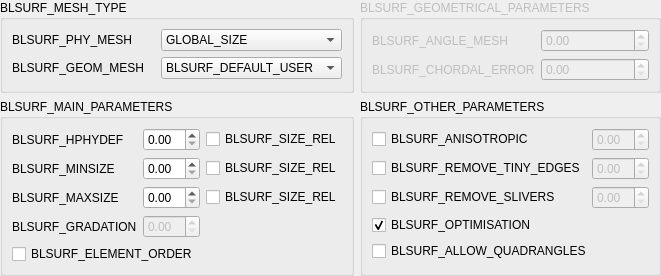
First picture: the form in src/GUI/BLSURFPluginGUI_StdWidget_QTD.ui, repository SalomePlatform/blsurfplugin, before the edit.
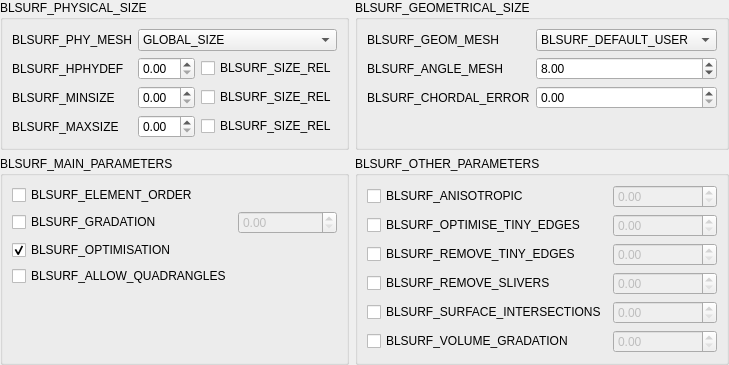
Second picture: the form after the edit. Custom widgets are drawn as their Qt base class.

Commit message: 23307: [EDF 7315] Improvement of DISTENE meshing plugins

Diff of the .ui file:
```diff
--- a/src/GUI/BLSURFPluginGUI_StdWidget_QTD.ui
+++ b/src/GUI/BLSURFPluginGUI_StdWidget_QTD.ui
@@ -7,8 +7,8 @@
    <rect>
     <x>0</x>
     <y>0</y>
-    <width>588</width>
-    <height>244</height>
+    <width>667</width>
+    <height>342</height>
    </rect>
   </property>
   <layout class="QGridLayout" name="gridLayout_5">
@@ -18,9 +18,9 @@
    <item row="0" column="0">
     <widget class="QGroupBox" name="groupBox">
      <property name="title">
-      <string>BLSURF_MESH_TYPE</string>
+      <string>BLSURF_PHYSICAL_SIZE</string>
      </property>
-     <layout class="QGridLayout" name="gridLayout">
+     <layout class="QGridLayout" name="gridLayout_4">
       <item row="0" column="0">
        <widget class="QLabel" name="label">
         <property name="text">
@@ -28,7 +28,7 @@
         </property>
        </widget>
       </item>
-      <item row="0" column="1">
+      <item row="0" column="1" colspan="2">
        <widget class="QComboBox" name="myPhysicalMesh">
         <property name="toolTip">
          <string>BLSURF_PHY_MESH_TOOLTIP</string>
@@ -54,17 +54,112 @@
        </widget>
       </item>
       <item row="1" column="0">
+       <widget class="QLabel" name="label_3">
+        <property name="toolTip">
+         <string>BLSURF_HPHYDEF_TOOLTIP</string>
+        </property>
+        <property name="text">
+         <string>BLSURF_HPHYDEF</string>
+        </property>
+       </widget>
+      </item>
+      <item row="1" column="1">
+       <widget class="SMESHGUI_SpinBox" name="myPhySize"/>
+      </item>
+      <item row="1" column="2">
+       <widget class="QCheckBox" name="myPhySizeRel">
+        <property name="toolTip">
+         <string>BLSURF_SIZE_REL_TOOLTIP</string>
+        </property>
+        <property name="text">
+         <string>BLSURF_SIZE_REL</string>
+        </property>
+       </widget>
+      </item>
+      <item row="2" column="0">
+       <widget class="QLabel" name="label_4">
+        <property name="text">
+         <string>BLSURF_MINSIZE</string>
+        </property>
+       </widget>
+      </item>
+      <item row="2" column="1">
+       <widget class="SMESHGUI_SpinBox" name="myMinSize"/>
+      </item>
+      <item row="2" column="2">
+       <widget class="QCheckBox" name="myMinSizeRel">
+        <property name="toolTip">
+         <string>BLSURF_SIZE_REL_TOOLTIP</string>
+        </property>
+        <property name="text">
+         <string>BLSURF_SIZE_REL</string>
+        </property>
+       </widget>
+      </item>
+      <item row="3" column="0">
+       <widget class="QLabel" name="label_5">
+        <property name="text">
+         <string>BLSURF_MAXSIZE</string>
+        </property>
+       </widget>
+      </item>
+      <item row="3" column="1">
+       <widget class="SMESHGUI_SpinBox" name="myMaxSize">
+        <property name="singleStep">
+         <double>10.000000000000000</double>
+        </property>
+       </widget>
+      </item>
+      <item row="3" column="2">
+       <widget class="QCheckBox" name="myMaxSizeRel">
+        <property name="toolTip">
+         <string>BLSURF_SIZE_REL_TOOLTIP</string>
+        </property>
+        <property name="text">
+         <string>BLSURF_SIZE_REL</string>
+        </property>
+       </widget>
+      </item>
+      <item row="4" column="1">
+       <spacer name="verticalSpacer_4">
+        <property name="orientation">
+         <enum>Qt::Vertical</enum>
+        </property>
+        <property name="sizeHint" stdset="0">
+         <size>
+          <width>20</width>
+          <height>4</height>
+         </size>
+        </property>
+       </spacer>
+      </item>
+     </layout>
+    </widget>
+   </item>
+   <item row="0" column="1">
+    <widget class="QGroupBox" name="GeomParamsGroupBox">
+     <property name="enabled">
+      <bool>true</bool>
+     </property>
+     <property name="title">
+      <string>BLSURF_GEOMETRICAL_SIZE</string>
+     </property>
+     <layout class="QGridLayout" name="gridLayout">
+      <item row="0" column="0" colspan="2">
        <widget class="QLabel" name="label_2">
         <property name="text">
          <string>BLSURF_GEOM_MESH</string>
         </property>
        </widget>
       </item>
-      <item row="1" column="1">
+      <item row="0" column="2">
        <widget class="QComboBox" name="myGeometricMesh">
         <property name="toolTip">
          <string>BLSURF_GEOM_MESH_TOOLTIP</string>
         </property>
+        <property name="currentText">
+         <string>GLOBAL_SIZE</string>
+        </property>
         <item>
          <property name="text">
           <string>BLSURF_DEFAULT_USER</string>
@@ -77,25 +172,7 @@
         </item>
        </widget>
       </item>
-     </layout>
-    </widget>
-   </item>
-   <item row="0" column="1">
-    <widget class="QGroupBox" name="GeomParamsGroupBox">
-     <property name="enabled">
-      <bool>false</bool>
-     </property>
-     <property name="title">
-      <string>BLSURF_GEOMETRICAL_PARAMETERS</string>
-     </property>
-     <layout class="QGridLayout" name="gridLayout_4">
-      <item row="0" column="1">
-       <widget class="SMESHGUI_SpinBox" name="myAngleMesh"/>
-      </item>
-      <item row="1" column="1">
-       <widget class="SMESHGUI_SpinBox" name="myChordalError"/>
-      </item>
-      <item row="0" column="0">
+      <item row="1" column="0" colspan="2">
        <widget class="QLabel" name="label_6">
         <property name="toolTip">
          <string>BLSURF_ANGLE_MESH_TOOLTIP</string>
@@ -105,7 +182,17 @@
         </property>
        </widget>
       </item>
-      <item row="1" column="0">
+      <item row="1" column="2">
+       <widget class="SMESHGUI_SpinBox" name="myAngleMesh">
+        <property name="enabled">
+         <bool>true</bool>
+        </property>
+        <property name="value">
+         <double>8.000000000000000</double>
+        </property>
+       </widget>
+      </item>
+      <item row="2" column="0" rowspan="2" colspan="2">
        <widget class="QLabel" name="label_8">
         <property name="toolTip">
          <string>BLSURF_CHORDAL_TOOLTIP</string>
@@ -115,6 +202,35 @@
         </property>
        </widget>
       </item>
+      <item row="2" column="2" rowspan="2">
+       <widget class="SMESHGUI_SpinBox" name="myChordalError"/>
+      </item>
+      <item row="3" column="1" rowspan="2">
+       <spacer name="verticalSpacer">
+        <property name="orientation">
+         <enum>Qt::Vertical</enum>
+        </property>
+        <property name="sizeHint" stdset="0">
+         <size>
+          <width>20</width>
+          <height>36</height>
+         </size>
+        </property>
+       </spacer>
+      </item>
+      <item row="4" column="2">
+       <spacer name="verticalSpacer_2">
+        <property name="orientation">
+         <enum>Qt::Vertical</enum>
+        </property>
+        <property name="sizeHint" stdset="0">
+         <size>
+          <width>20</width>
+          <height>23</height>
+         </size>
+        </property>
+       </spacer>
+      </item>
      </layout>
     </widget>
    </item>
@@ -123,98 +239,67 @@
      <property name="title">
       <string>BLSURF_MAIN_PARAMETERS</string>
      </property>
-     <layout class="QGridLayout" name="gridLayout_2">
-      <item row="0" column="0">
-       <widget class="QLabel" name="label_3">
-        <property name="toolTip">
-         <string>BLSURF_HPHYDEF_TOOLTIP</string>
-        </property>
-        <property name="text">
-         <string>BLSURF_HPHYDEF</string>
-        </property>
-       </widget>
-      </item>
-      <item row="0" column="1">
-       <widget class="SMESHGUI_SpinBox" name="myPhySize"/>
-      </item>
-      <item row="0" column="2">
-       <widget class="QCheckBox" name="myPhySizeRel">
-        <property name="toolTip">
-         <string>BLSURF_SIZE_REL_TOOLTIP</string>
-        </property>
-        <property name="text">
-         <string>BLSURF_SIZE_REL</string>
-        </property>
-       </widget>
-      </item>
-      <item row="1" column="1">
-       <widget class="SMESHGUI_SpinBox" name="myMinSize"/>
-      </item>
-      <item row="1" column="2">
-       <widget class="QCheckBox" name="myMinSizeRel">
-        <property name="toolTip">
-         <string>BLSURF_SIZE_REL_TOOLTIP</string>
-        </property>
-        <property name="text">
-         <string>BLSURF_SIZE_REL</string>
-        </property>
-       </widget>
-      </item>
-      <item row="2" column="1">
-       <widget class="SMESHGUI_SpinBox" name="myMaxSize">
-        <property name="singleStep">
-         <double>10.000000000000000</double>
-        </property>
-       </widget>
-      </item>
-      <item row="2" column="2">
-       <widget class="QCheckBox" name="myMaxSizeRel">
-        <property name="toolTip">
-         <string>BLSURF_SIZE_REL_TOOLTIP</string>
-        </property>
-        <property name="text">
-         <string>BLSURF_SIZE_REL</string>
-        </property>
-       </widget>
-      </item>
-      <item row="3" column="0">
-       <widget class="QLabel" name="label_7">
-        <property name="toolTip">
-         <string>BLSURF_GRADATION_TOOLTIP</string>
-        </property>
-        <property name="text">
-         <string>BLSURF_GRADATION</string>
-        </property>
-       </widget>
-      </item>
-      <item row="3" column="1">
-       <widget class="SMESHGUI_SpinBox" name="myGradation">
-        <property name="enabled">
-         <bool>false</bool>
-        </property>
-       </widget>
-      </item>
-      <item row="1" column="0">
-       <widget class="QLabel" name="label_4">
-        <property name="text">
-         <string>BLSURF_MINSIZE</string>
-        </property>
-       </widget>
-      </item>
+     <layout class="QGridLayout" name="gridLayout_3">
       <item row="2" column="0">
-       <widget class="QLabel" name="label_5">
+       <widget class="QCheckBox" name="myOptimizeMesh">
+        <property name="toolTip">
+         <string>BLSURF_OPTIMISATION_TOOLTIP</string>
+        </property>
         <property name="text">
-         <string>BLSURF_MAXSIZE</string>
+         <string>BLSURF_OPTIMISATION</string>
+        </property>
+        <property name="checked">
+         <bool>true</bool>
         </property>
        </widget>
       </item>
-      <item row="4" column="0" colspan="3">
+      <item row="0" column="0">
        <widget class="QCheckBox" name="myQuadraticMesh">
         <property name="text">
          <string>BLSURF_ELEMENT_ORDER</string>
         </property>
        </widget>
       </item>
+      <item row="1" column="1">
+       <widget class="SMESHGUI_SpinBox" name="myGradation">
+        <property name="enabled">
+         <bool>false</bool>
+        </property>
+       </widget>
+      </item>
+      <item row="4" column="0">
+       <spacer name="verticalSpacer_3">
+        <property name="orientation">
+         <enum>Qt::Vertical</enum>
+        </property>
+        <property name="sizeHint" stdset="0">
+         <size>
+          <width>20</width>
+          <height>55</height>
+         </size>
+        </property>
+       </spacer>
+      </item>
+      <item row="1" column="0">
+       <widget class="QCheckBox" name="myUseGradation">
+        <property name="toolTip">
+         <string>BLSURF_GRADATION_TOOLTIP</string>
+        </property>
+        <property name="text">
+         <string>BLSURF_GRADATION</string>
+        </property>
+       </widget>
+      </item>
+      <item row="3" column="0">
+       <widget class="QCheckBox" name="myAllowQuadrangles">
+        <property name="toolTip">
+         <string>BLSURF_ALLOW_QUADRANGLES_TOOLTIP</string>
+        </property>
+        <property name="text">
+         <string>BLSURF_ALLOW_QUADRANGLES</string>
+        </property>
+       </widget>
+      </item>
      </layout>
     </widget>
    </item>
@@ -223,7 +308,7 @@
      <property name="title">
       <string>BLSURF_OTHER_PARAMETERS</string>
      </property>
-     <layout class="QGridLayout" name="gridLayout_3">
+     <layout class="QGridLayout" name="gridLayout_2">
       <item row="0" column="0">
        <widget class="QCheckBox" name="myAnisotropic">
         <property name="toolTip">
@@ -242,6 +327,23 @@
        </widget>
       </item>
       <item row="1" column="0">
+       <widget class="QCheckBox" name="myOptimiseTinyEdges">
+        <property name="toolTip">
+         <string>BLSURF_OPTIMIZE_TINY_EDGES_TOOLTIP</string>
+        </property>
+        <property name="text">
+         <string>BLSURF_OPTIMISE_TINY_EDGES</string>
+        </property>
+       </widget>
+      </item>
+      <item row="1" column="1">
+       <widget class="SMESHGUI_SpinBox" name="myTinyEdgeOptimisLength">
+        <property name="enabled">
+         <bool>false</bool>
+        </property>
+       </widget>
+      </item>
+      <item row="2" column="0">
        <widget class="QCheckBox" name="myRemoveTinyEdges">
         <property name="toolTip">
          <string>BLSURF_REMOVE_TINY_EDGES_TOOLTIP</string>
@@ -251,14 +353,14 @@
         </property>
        </widget>
       </item>
-      <item row="1" column="1">
+      <item row="2" column="1">
        <widget class="SMESHGUI_SpinBox" name="myTinyEdgeLength">
         <property name="enabled">
          <bool>false</bool>
         </property>
        </widget>
       </item>
-      <item row="2" column="0">
+      <item row="3" column="0">
        <widget class="QCheckBox" name="myForceBadElementRemoval">
         <property name="toolTip">
          <string>BLSURF_REMOVE_SLIVERS_TOOLTIP</string>
@@ -268,33 +370,60 @@
         </property>
        </widget>
       </item>
-      <item row="2" column="1">
+      <item row="3" column="1">
        <widget class="SMESHGUI_SpinBox" name="myBadElementAspectRatio">
         <property name="enabled">
          <bool>false</bool>
         </property>
        </widget>
       </item>
-      <item row="3" column="0" colspan="2">
-       <widget class="QCheckBox" name="myOptimizeMesh">
+      <item row="4" column="0">
+       <widget class="QCheckBox" name="myCorrectSurfaceIntersection">
         <property name="toolTip">
          <string>BLSURF_OPTIMISATION_TOOLTIP</string>
         </property>
         <property name="text">
-         <string>BLSURF_OPTIMISATION</string>
+         <string>BLSURF_SURFACE_INTERSECTIONS</string>
         </property>
-        <property name="checked">
-         <bool>true</bool>
+       </widget>
+      </item>
+      <item row="4" column="1">
+       <widget class="SMESHGUI_SpinBox" name="myCorrectSurfaceIntersectionMaxCost">
+        <property name="enabled">
+         <bool>false</bool>
         </property>
        </widget>
       </item>
-      <item row="5" column="0" colspan="2">
-       <widget class="QCheckBox" name="myAllowQuadrangles">
+      <item row="5" column="0">
+       <widget class="QCheckBox" name="myUseVolumeGradation">
+        <property name="toolTip">
+         <string>BLSURF_VOLUME_GRADATION_TOOLTIP</string>
+        </property>
         <property name="text">
-         <string>BLSURF_ALLOW_QUADRANGLES</string>
+         <string>BLSURF_VOLUME_GRADATION</string>
         </property>
        </widget>
       </item>
+      <item row="5" column="1">
+       <widget class="SMESHGUI_SpinBox" name="myVolumeGradation">
+        <property name="enabled">
+         <bool>false</bool>
+        </property>
+       </widget>
+      </item>
+      <item row="6" column="0">
+       <spacer name="verticalSpacer_5">
+        <property name="orientation">
+         <enum>Qt::Vertical</enum>
+        </property>
+        <property name="sizeHint" stdset="0">
+         <size>
+          <width>20</width>
+          <height>3</height>
+         </size>
+        </property>
+       </spacer>
+      </item>
      </layout>
     </widget>
    </item>
```
Left out of the diff: 165 changed lines with no effect on the pictures. The commit also changes 19 other files.
